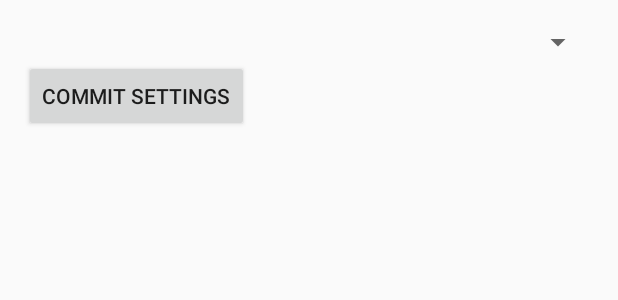
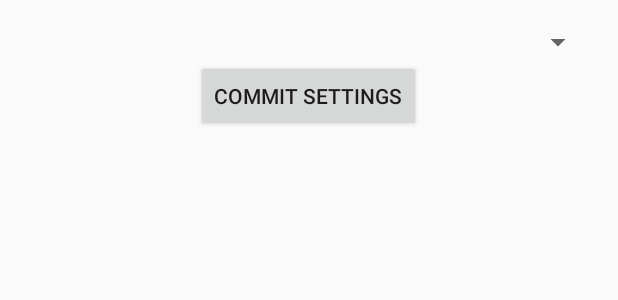
Before and after one commit to RadekJ1992/hackZurich, an Android app: the layout activity_settings.xml on its own in the app's theme, with its tools: preview values and no code run, on a phone screen of 412 x 824 dp. Shown: the top 300 px of the screen. Run offline under Robolectric (Android 15) with nearby library versions, the phone set to English and light mode, and no system bars.

Commit message:
layout overhaul

```diff
--- a/messaging/app/src/main/java/com/google/firebase/quickstart/fcm/MainActivity.java
+++ b/messaging/app/src/main/java/com/google/firebase/quickstart/fcm/MainActivity.java
@@ -27,6 +27,7 @@ import android.support.v7.app.AppCompatActivity;
 import android.util.Log;
 import android.view.View;
 import android.widget.Button;
+import android.widget.ImageButton;
 import android.widget.Toast;
 
 import com.google.firebase.iid.FirebaseInstanceId;
@@ -78,7 +79,7 @@ public class MainActivity extends AppCompatActivity {
         }
         // [END handle_data_extras]
 
-        Button subscribeButton = (Button) findViewById(R.id.subscribeButton);
+        ImageButton subscribeButton = (ImageButton) findViewById(R.id.subscribeButton);
         subscribeButton.setOnClickListener(new View.OnClickListener() {
             @Override
             public void onClick(View v) {
--- a/messaging/app/src/main/java/com/google/firebase/quickstart/fcm/MyFirebaseMessagingService.java
+++ b/messaging/app/src/main/java/com/google/firebase/quickstart/fcm/MyFirebaseMessagingService.java
@@ -75,8 +75,8 @@ public class MyFirebaseMessagingService extends FirebaseMessagingService {
             NotificationCompat.Builder mBuilder =
                     new NotificationCompat.Builder(this)
                             .setSmallIcon(R.drawable.ic_stat_ic_notification)
-                            .setContentTitle("Status")
-                            .setContentText("Alarm about to launch.")
+                            .setContentTitle("Picture")
+                            .setContentText("We found something interesting.")
                             .setContentIntent(pendingIntent);
             Notification notification = mBuilder.build();
             mNotificationManager.notify(1, notification);
--- a/messaging/app/src/main/res/layout/activity_settings.xml
+++ b/messaging/app/src/main/res/layout/activity_settings.xml
@@ -8,7 +8,6 @@ android:paddingLeft="@dimen/activity_horizontal_margin"
 android:paddingRight="@dimen/activity_horizontal_margin"
 android:paddingTop="@dimen/activity_vertical_margin"
 tools:context="com.google.firebase.quickstart.fcm.SettingsActivity">
-
 
     <Spinner
         android:id="@+id/spinner"
@@ -21,38 +20,7 @@ tools:context="com.google.firebase.quickstart.fcm.SettingsActivity">
         android:layout_height="wrap_content"
         android:text="@string/settingsCommitButton"
         android:onClick="commitSettings"
-        android:id="@+id/commitButton"/>
-
-    <!--
-    <CheckBox android:id="@+id/checkbox_1"
-        android:layout_width="wrap_content"
-        android:layout_height="wrap_content"
-        android:text="@string/checkbox1"
-        android:layout_above="@+id/checkbox_2"/>
-
-    <CheckBox android:id="@+id/checkbox_2"
-        android:layout_width="wrap_content"
-        android:layout_height="wrap_content"
-        android:text="@string/checkbox2"
-        android:layout_above="@+id/checkbox_3"/>
-
-    <CheckBox android:id="@+id/checkbox_3"
-        android:layout_width="wrap_content"
-        android:layout_height="wrap_content"
-        android:text="@string/checkbox3"
-        android:layout_above="@+id/checkbox_4"/>
-
-    <CheckBox android:id="@+id/checkbox_4"
-        android:layout_width="wrap_content"
-        android:layout_height="wrap_content"
-        android:text="@string/checkbox4"
-        android:layout_above="@+id/checkbox_5"/>
-
-    <CheckBox android:id="@+id/checkbox_5"
-        android:layout_width="wrap_content"
-        android:layout_height="wrap_content"
-        android:text="@string/checkbox2"
-        android:layout_above="@+id/commitButton"/> -->
-
+        android:id="@+id/commitButton"
+        android:layout_gravity="center"/>
 
 </LinearLayout>
--- a/messaging/app/src/main/res/values/strings.xml
+++ b/messaging/app/src/main/res/values/strings.xml
@@ -1,5 +1,5 @@
 <resources>
-    <string name="app_name">Firebase Cloud Messaging</string>
+    <string name="app_name">Catch It</string>
     <string name="quickstart_message">This app rocks.</string>
     <string name="subscribe_to_news">Request Picture</string>
     <string name="log_token">Define objectives</string>
```
Also changed, not shown: messaging/app/src/main/res/drawable/round_button.xml (added, +26 -0 lines), messaging/app/src/main/res/layout/activity_main.xml (+22 -2 lines).
